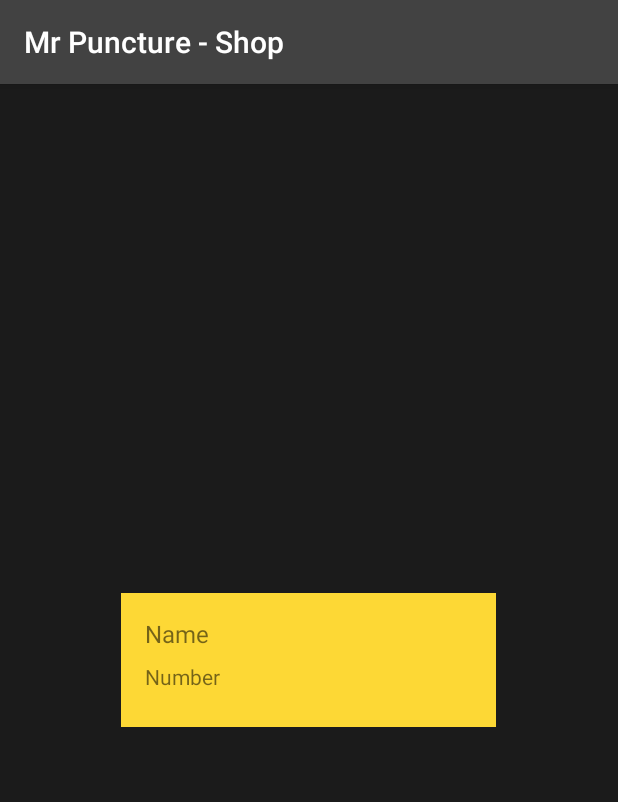
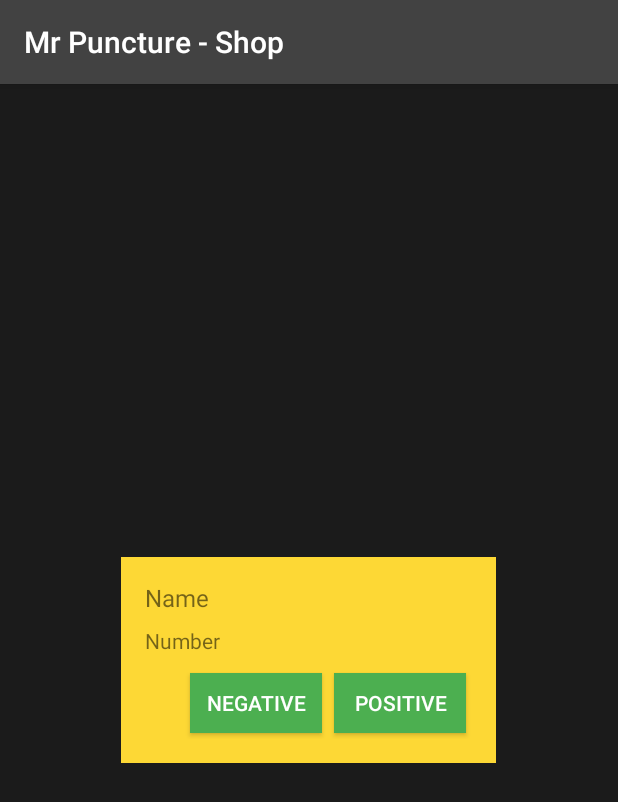
Before and after one commit to durzoflint/Mr_Puncute_Shop, an Android app: the UserActivity screen opened directly, with no data from a screen before it, on a phone screen of 412 x 824 dp. Shown: the top 802 px of the screen. Run offline under Robolectric (Android 15) with nearby library versions, the phone set to English and light mode, and no system bars; 4 statements that could not run were skipped.

```diff
--- a/app/src/main/java/com/durzoflint/mrpuncture_shop/UserActivity.java
+++ b/app/src/main/java/com/durzoflint/mrpuncture_shop/UserActivity.java
@@ -24,7 +24,8 @@ public class UserActivity extends AppCompatActivity {
         TextView status = findViewById(R.id.status);
         TextView number = findViewById(R.id.number);
 
-        Button button = findViewById(R.id.button);
+        Button positive = findViewById(R.id.positive);
+        Button negative = findViewById(R.id.negative);
 
         name.setText(user.get(1));
         status.setText(user.get(2));
@@ -32,13 +33,14 @@ public class UserActivity extends AppCompatActivity {
 
         switch (user.get(2)) {
             case "pending":
-                button.setText("Accept");
                 break;
-            case "accepted":
-                button.setText("Complete");
+            case "approved":
                 break;
             case "completed":
-                button.setText("Completed");
+                break;
+            case "cancelled_by_shop":
+                break;
+            case "cancelled_by_user":
                 break;
         }
     }
--- a/app/src/main/res/layout/activity_user.xml
+++ b/app/src/main/res/layout/activity_user.xml
@@ -36,14 +36,29 @@
             android:text="Status"
             android:visibility="gone" />
 
-        <Button
-            android:id="@+id/button"
+        <LinearLayout
+            android:layout_height="wrap_content"
+            android:layout_gravity="end"
             android:layout_width="wrap_content"
-            android:layout_height="40dp"
-            android:layout_gravity="end"
-            android:background="@color/colorAccent"
-            android:text="Button"
-            android:textColor="@android:color/white"
-            android:visibility="gone" />
+            android:orientation="horizontal">
+
+            <Button
+                android:id="@+id/negative"
+                android:layout_width="wrap_content"
+                android:layout_height="40dp"
+                android:layout_margin="4dp"
+                android:background="@color/colorAccent"
+                android:text="Negative"
+                android:textColor="@android:color/white" />
+
+            <Button
+                android:id="@+id/positive"
+                android:layout_width="wrap_content"
+                android:layout_height="40dp"
+                android:layout_margin="4dp"
+                android:background="@color/colorAccent"
+                android:text="Positive"
+                android:textColor="@android:color/white" />
+        </LinearLayout>
     </LinearLayout>
 </RelativeLayout>
```
Also changed, not shown: app/src/main/java/com/durzoflint/mrpuncture_shop/HomeActivity.java (+25 -4 lines), app/src/main/res/menu/menu_home.xml (added, +7 -0 lines).
